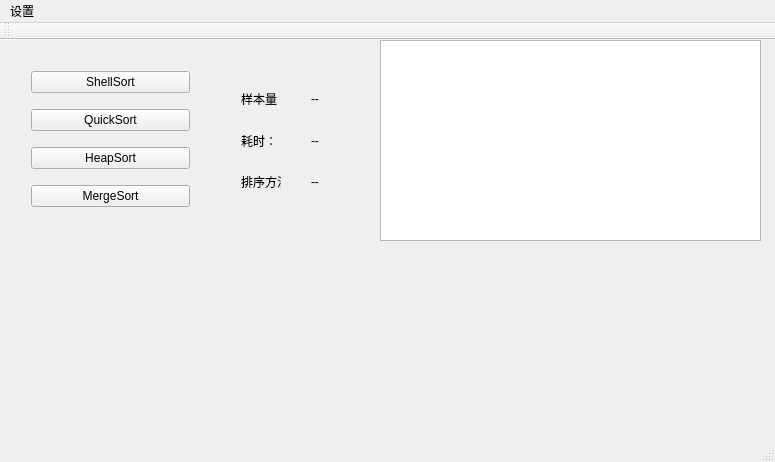
LAlongago/2024SubDesignT1, file SubDesignT1.ui: the form before one commit.
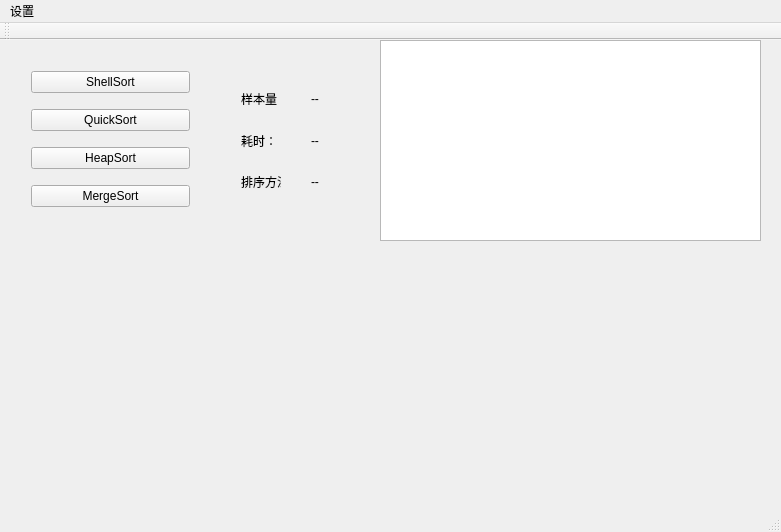
The form after the commit. Custom widgets are drawn as their Qt base class.

Commit message: 优化：美化了界面

Diff of the .ui file:
```diff
--- a/SubDesignT1.ui
+++ b/SubDesignT1.ui
@@ -6,10 +6,16 @@
    <rect>
     <x>0</x>
     <y>0</y>
-    <width>775</width>
-    <height>462</height>
+    <width>781</width>
+    <height>532</height>
    </rect>
   </property>
+  <property name="maximumSize">
+   <size>
+    <width>781</width>
+    <height>532</height>
+   </size>
+  </property>
   <property name="windowTitle">
    <string>SortComparison</string>
   </property>
@@ -136,7 +142,17 @@
       <x>20</x>
       <y>210</y>
       <width>741</width>
-      <height>191</height>
+      <height>261</height>
+     </rect>
+    </property>
+   </widget>
+   <widget class="QTextBrowser" name="textBrowser">
+    <property name="geometry">
+     <rect>
+      <x>380</x>
+      <y>0</y>
+      <width>381</width>
+      <height>201</height>
      </rect>
     </property>
    </widget>
@@ -146,7 +162,7 @@
     <rect>
      <x>0</x>
      <y>0</y>
-     <width>775</width>
+     <width>781</width>
      <height>21</height>
     </rect>
    </property>
```
Left out of the diff: 12 changed lines with no effect on the pictures.
